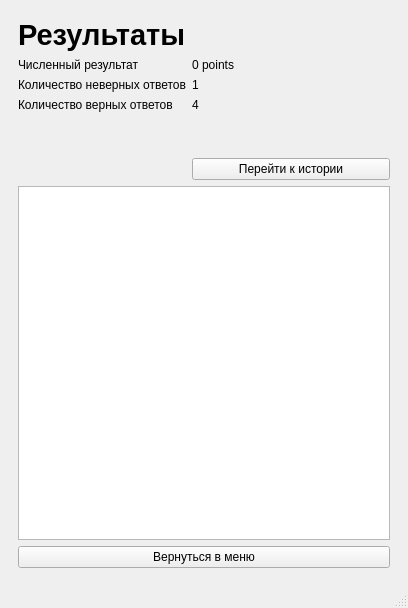
Qt form Source/mainwindow.ui (TheEvilRoot/2CourseWork) before a commit.
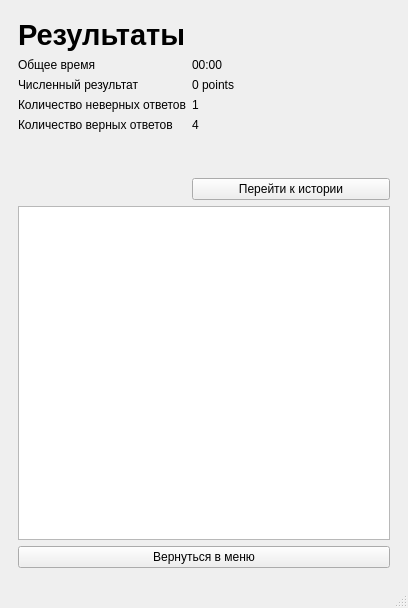
The same form after that commit. Icons and pictures are not drawn.

Commit message: Add solve time to session state

What changed in the file:
```diff
--- a/Source/mainwindow.ui
+++ b/Source/mainwindow.ui
@@ -461,69 +461,83 @@
         </item>
         <item row="1" column="1">
          <layout class="QFormLayout" name="formLayout">
-          <item row="0" column="0">
+          <item row="1" column="0">
            <widget class="QLabel" name="label_6">
             <property name="text">
              <string>Численный результат</string>
             </property>
            </widget>
           </item>
-          <item row="0" column="1">
+          <item row="1" column="1">
            <widget class="QLabel" name="pointsLabel">
             <property name="text">
              <string>0 points</string>
             </property>
            </widget>
           </item>
-          <item row="1" column="0">
+          <item row="2" column="0">
            <widget class="QLabel" name="label_8">
             <property name="text">
              <string>Количество неверных ответов</string>
             </property>
            </widget>
           </item>
-          <item row="1" column="1">
+          <item row="2" column="1">
            <widget class="QLabel" name="wrongLabel">
             <property name="text">
              <string>1</string>
             </property>
            </widget>
           </item>
-          <item row="2" column="0">
+          <item row="3" column="0">
            <widget class="QLabel" name="label_10">
             <property name="text">
              <string>Количество верных ответов</string>
             </property>
            </widget>
           </item>
-          <item row="2" column="1">
+          <item row="3" column="1">
            <widget class="QLabel" name="rightLabel">
             <property name="text">
              <string>4</string>
             </property>
            </widget>
           </item>
-          <item row="3" column="1">
-           <widget class="QLabel" name="resultLabel">
-            <property name="text">
-             <string/>
-            </property>
-           </widget>
-          </item>
           <item row="4" column="1">
-           <widget class="QLabel" name="resCefrResult">
+           <widget class="QLabel" name="resultLabel">
             <property name="text">
              <string/>
             </property>
            </widget>
           </item>
           <item row="5" column="1">
+           <widget class="QLabel" name="resCefrResult">
+            <property name="text">
+             <string/>
+            </property>
+           </widget>
+          </item>
+          <item row="6" column="1">
            <widget class="QPushButton" name="resGo2History">
             <property name="text">
              <string>Перейти к истории</string>
             </property>
            </widget>
           </item>
+          <item row="0" column="0">
+           <widget class="QLabel" name="label_2">
+            <property name="text">
+             <string>Общее время</string>
+            </property>
+           </widget>
+          </item>
+          <item row="0" column="1">
+           <widget class="QLabel" name="resTimeLabel">
+            <property name="text">
+             <string>00:00</string>
+            </property>
+           </widget>
+          </item>
          </layout>
         </item>
         <item row="2" column="1">
```
Left out of the diff: 12 changed lines with no effect on the pictures. The commit also changes 5 other files.
